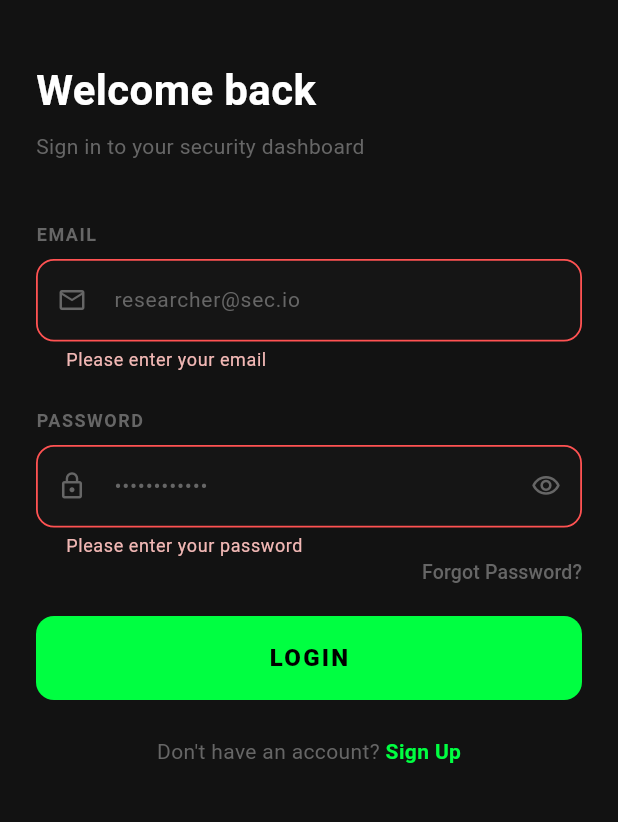
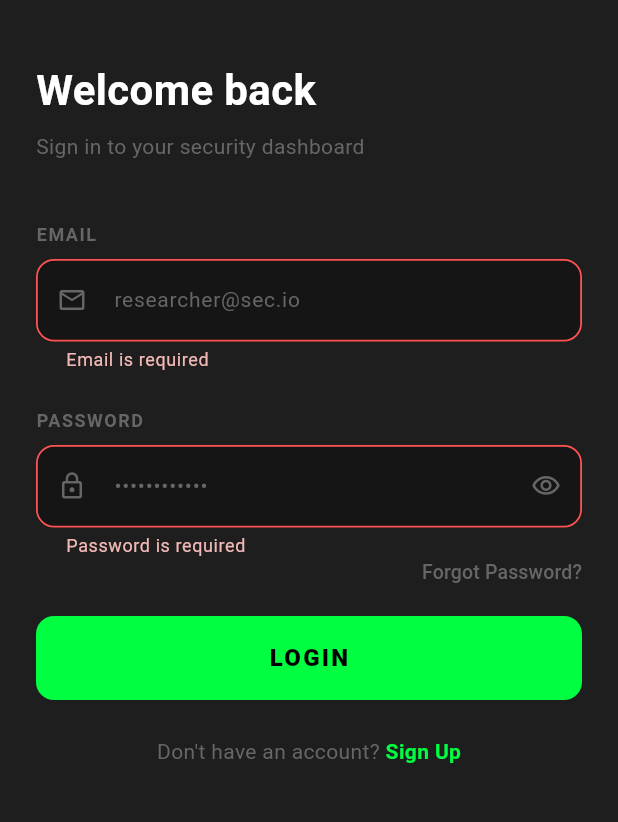
Before and after one commit to tokaahmed345/APK_Scanner, a Flutter app: the screen it shows after launch, after a tap on "LOGIN", on a phone screen of 412 x 824 dp, the part 107-929 px from its top. Run offline on Flutter 3.47's test engine with Material 3 defaults, Android fonts, the phone set to English and light mode, and no system bars; our stand-ins replace dio, get_it, go_router, google_fonts.

Commit message:
updated done

```diff
--- a/lib/core/utils/colors/app_colors.dart
+++ b/lib/core/utils/colors/app_colors.dart
@@ -16,11 +16,8 @@ abstract class AppColors {
   static const Color redColor = Colors.red;
   static const Color greenColor = Colors.green;
   static const Color greyColor = Colors.grey;
-
+  static const Color fillColor = Color(0xFF151515);
   // ===== Dark mode variants =====
-  static const Color darkBackground = Color(0xFF121212);
-  static const Color darkSurface = Color(0xFF1E1E1E);
-  static const Color darkBorder = Color(0xFF222C24);
   static const Color darkBackground = Color(0xFF121212);
   static const Color darkSurface = Color(0xFF1E1E1E);
   static const Color darkBorder = Color(0xFF222C24);
--- a/lib/core/utils/router/app_router.dart
+++ b/lib/core/utils/router/app_router.dart
@@ -1,14 +1,13 @@
 import 'package:apk_scanner/core/utils/router/routes_name.dart';
 import 'package:apk_scanner/core/utils/widgets/main_navigation_bottom.dart';
 import 'package:apk_scanner/feature/auth/presentation/login_view.dart';
-import 'package:apk_scanner/feature/auth/presentation/widgets/sign_up/register_view_body.dart';
 import 'package:apk_scanner/feature/auth/register_view.dart';
+import 'package:apk_scanner/feature/home/presentation/home_view.dart';
 import 'package:apk_scanner/feature/splash/presentation/splash_view.dart';
 import 'package:go_router/go_router.dart';
 
 class AppRouter {
   static final router = GoRouter(
-    initialLocation: RoutesName.login,
     routes: [
       GoRoute(
         path: RoutesName.splash,
@@ -30,6 +29,7 @@ class AppRouter {
         name: RoutesName.mainNavigation,
         builder: (context, state) => MainNavigationScreen(),
       ),
+
     ],
   );
 }
--- a/lib/core/utils/router/routes_name.dart
+++ b/lib/core/utils/router/routes_name.dart
@@ -1,8 +1,8 @@
 class RoutesName {
-  static const String splash = '/splash';
+  static const String splash = '/';
   static const String login = '/login';
   static const String signUp = '/signUp';
-  static const String mainNavigation = '/';
+  static const String mainNavigation = '/mainNavigation';
 
 
 }
--- a/lib/core/utils/widgets/custom_text_form_field.dart
+++ b/lib/core/utils/widgets/custom_text_form_field.dart
@@ -41,8 +41,6 @@ class CustomFormField extends StatelessWidget {
         fontSize: 15,
         color: context.primaryTextColor,
       ),
-      // الـ Style الأساسي للكتابة جوه الحقل - إجبار اللون الأبيض
-      style: TextStyle(color: textColor, fontSize: 15),
       decoration: InputDecoration(
         filled: true,
         fillColor: fillColor,
--- a/lib/core/utils/widgets/main_navigation_bottom.dart
+++ b/lib/core/utils/widgets/main_navigation_bottom.dart
@@ -1,5 +1,6 @@
 import 'package:apk_scanner/core/utils/colors/app_colors.dart';
 import 'package:apk_scanner/feature/apk_scanner/presentation/widgets/apk_scanner_view_body.dart';
+import 'package:apk_scanner/feature/home/presentation/home_view.dart';
 import 'package:apk_scanner/feature/profile/presentation/profile_view.dart';
 import 'package:apk_scanner/feature/report/presentation/full_report_view.dart';
 
@@ -16,7 +17,7 @@ class _MainNavigationScreenState extends State<MainNavigationScreen> {
   int currentIndex = 0;
 
   late final List<Widget> _pages = [
-    const Placeholder(),
+    const HomeView(),
     const ApkScannerViewBody(),
 
     const FullReportView(),
--- a/lib/feature/auth/presentation/forgot_password_view.dart
+++ b/lib/feature/auth/presentation/forgot_password_view.dart
@@ -1,5 +1,4 @@
 import 'package:flutter/material.dart';
-import '../../../core/utils/colors/app_colors.dart';
 import 'widgets/forgot_password_view_body.dart';
 
 class ForgotPasswordView extends StatelessWidget {
@@ -8,7 +7,6 @@ class ForgotPasswordView extends StatelessWidget {
   @override
   Widget build(BuildContext context) {
     return const Scaffold(
-      backgroundColor: AppColors.darkBackground,
       body: SafeArea(child: ForgotPasswordViewBody()),
     );
   }
--- a/lib/feature/auth/presentation/login_view.dart
+++ b/lib/feature/auth/presentation/login_view.dart
@@ -1,4 +1,3 @@
-import 'package:apk_scanner/core/utils/colors/app_colors.dart';
 import 'package:apk_scanner/feature/auth/presentation/widgets/login_view_body.dart';
 import 'package:flutter/material.dart';
 
@@ -8,7 +7,6 @@ class LoginView extends StatelessWidget {
   @override
   Widget build(BuildContext context) {
     return const Scaffold(
-      backgroundColor: AppColors.darkBackground,
       body: SafeArea(child: LoginViewBody()),
     );
   }
--- a/lib/feature/auth/presentation/widgets/login_view_body.dart
+++ b/lib/feature/auth/presentation/widgets/login_view_body.dart
@@ -1,9 +1,11 @@
 import 'package:apk_scanner/core/utils/colors/app_colors.dart';
+import 'package:apk_scanner/core/utils/function/validators.dart';
+import 'package:apk_scanner/core/utils/router/routes_name.dart';
 import 'package:apk_scanner/core/utils/widgets/custom_elevated_button.dart';
 import 'package:apk_scanner/core/utils/widgets/custom_text_form_field.dart';
 import 'package:flutter/material.dart';
+import 'package:go_router/go_router.dart';
 import '../forgot_password_view.dart';
-import '../../../home/presentation/home_view.dart';
 
 class LoginViewBody extends StatefulWidget {
   const LoginViewBody({super.key});
@@ -86,18 +88,9 @@ class _LoginViewBodyState extends State<LoginViewBody> {
               hint: 'researcher@sec.io',
               icon: Icons.email_outlined,
               keyboardType: TextInputType.emailAddress,
-              fillColor: const Color(0xFF151515),
+              fillColor: AppColors.fillColor,
               borderColor: const Color(0xFF222222),
-              validator: (value) {
-                if (value == null || value.trim().isEmpty) {
-                  return 'Please enter your email';
-                }
-                final emailRegExp = RegExp(r'^[\w-\.]+@([\w-]+\.)+[\w-]{2,4}$');
-                if (!emailRegExp.hasMatch(value)) {
-                  return 'Please enter a valid email address';
-                }
-                return null;
-              },
+              validator: (value) => Validators.emailValidator(value),
             ),
             const SizedBox(height: 24),
 
@@ -117,7 +110,7 @@ class _LoginViewBodyState extends State<LoginViewBody> {
               hint: '••••••••••••',
               obscure: _isObscure,
               icon: Icons.lock_outline,
-              fillColor: const Color(0xFF151515),
+              fillColor: AppColors.fillColor,
               borderColor: const Color(0xFF222222),
               suffixIcon: _isObscure
                   ? Icons.visibility_outlined
@@ -127,15 +120,7 @@ class _LoginViewBodyState extends State<LoginViewBody> {
                   _isObscure = !_isObscure;
                 });
               },
-              validator: (value) {
-                if (value == null || value.isEmpty) {
-                  return 'Please enter your password';
-                }
-                if (value.length < 6) {
-                  return 'Password must be at least 6 characters';
-                }
-                return null;
-              },
+              validator: (value) => Validators.passwordValidator(value),
             ),
 
             // ===== FORGOT PASSWORD =====
@@ -176,10 +161,7 @@ class _LoginViewBodyState extends State<LoginViewBody> {
               ),
               onPressed: () {
                 if (_formKey.currentState!.validate()) {
-                  Navigator.pushReplacement(
-                    context,
-                    MaterialPageRoute(builder: (context) => const HomeView()),
-                  );
+                  GoRouter.of(context).push(RoutesName.mainNavigation);
                 }
               },
             ),
@@ -194,7 +176,9 @@ class _LoginViewBodyState extends State<LoginViewBody> {
                   style: TextStyle(color: AppColors.textHint, fontSize: 14),
                 ),
                 GestureDetector(
-                  onTap: () {},
+                  onTap: () {
+                    GoRouter.of(context).push(RoutesName.signUp);
+                  },
                   child: const Text(
                     'Sign Up',
                     style: TextStyle(
--- a/lib/feature/home/presentation/widgets/home_view_body.dart
+++ b/lib/feature/home/presentation/widgets/home_view_body.dart
@@ -79,7 +79,6 @@ class HomeViewBody extends StatelessWidget {
 
           // ===== RECENT SCANS TITLE =====
           Row(
-            // التعديل هنا: التسمية الصحيحة في فلاتر هي spaceBetween بحرف كابيتال في النص
             mainAxisAlignment: MainAxisAlignment.spaceBetween,
             children: [
               const Text(
--- a/lib/main.dart
+++ b/lib/main.dart
@@ -17,7 +17,6 @@ class MyApp extends StatelessWidget {
           brightness: Brightness.dark,
           scaffoldBackgroundColor: AppColors.darkSurface,
         ),
-
         debugShowCheckedModeBanner: false,
         routerConfig: AppRouter.router,
       ),
```
Also changed, not shown: lib/feature/auth/presentation/widgets/sign_up/register_form_field.dart (+4 -9 lines), lib/feature/home/presentation/home_view.dart (+9 -59 lines).
